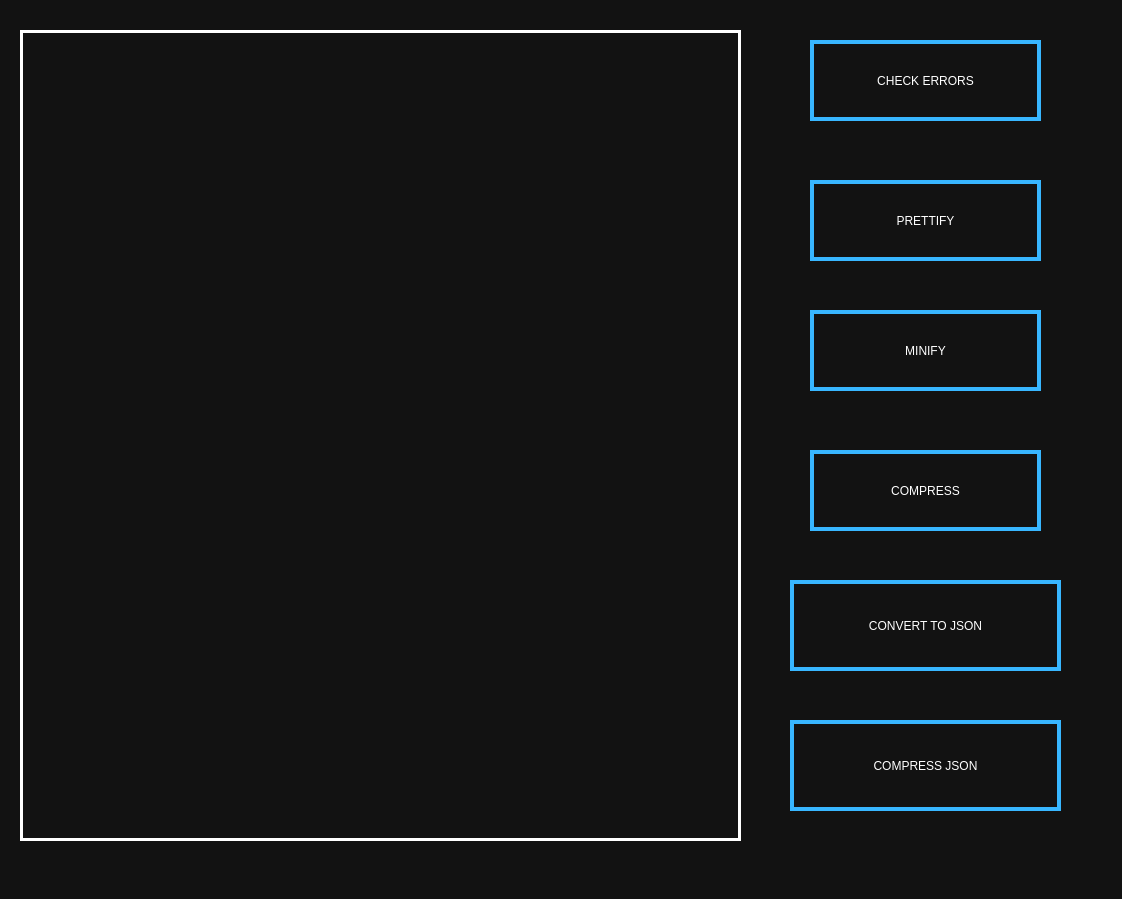
Qt form ui/editor.ui (MoAmrYehia/xml-editor) before a commit.
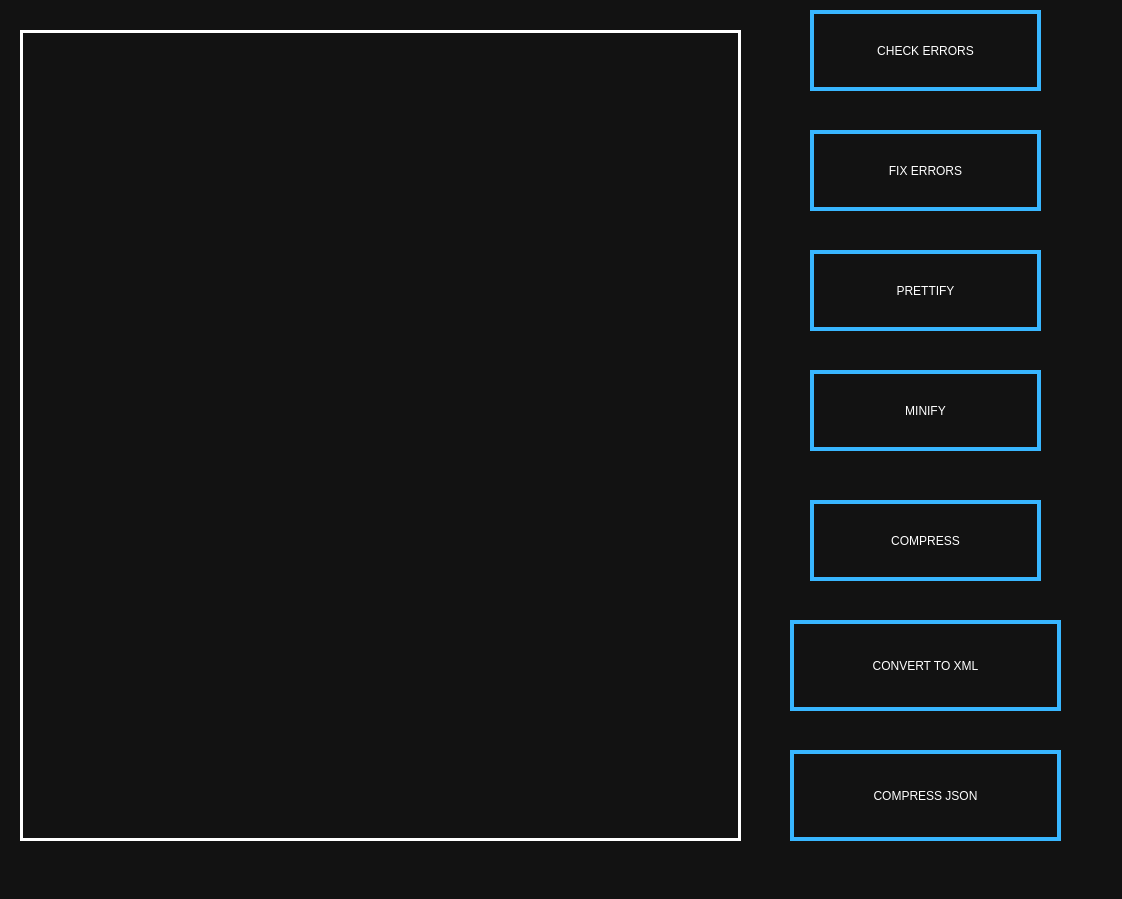
The same form after that commit.

The edit to the form file:
```diff
--- a/ui/editor.ui
+++ b/ui/editor.ui
@@ -21,7 +21,7 @@
     <property name="geometry">
      <rect>
       <x>810</x>
-      <y>40</y>
+      <y>10</y>
       <width>231</width>
       <height>81</height>
      </rect>
@@ -55,7 +55,7 @@
     <property name="geometry">
      <rect>
       <x>810</x>
-      <y>180</y>
+      <y>250</y>
       <width>231</width>
       <height>81</height>
      </rect>
@@ -71,7 +71,7 @@
     <property name="geometry">
      <rect>
       <x>810</x>
-      <y>450</y>
+      <y>500</y>
       <width>231</width>
       <height>81</height>
      </rect>
@@ -87,7 +87,7 @@
     <property name="geometry">
      <rect>
       <x>790</x>
-      <y>580</y>
+      <y>620</y>
       <width>271</width>
       <height>91</height>
      </rect>
@@ -96,14 +96,14 @@
      <string notr="true">background-color: #121212; color:white; font:16pt  solid  &quot;Lato&quot;; border: 4px solid #38B6FF; </string>
     </property>
     <property name="text">
-     <string>CONVERT TO JSON</string>
+     <string>CONVERT TO XML</string>
     </property>
    </widget>
    <widget class="QPushButton" name="pushButton_5">
     <property name="geometry">
      <rect>
       <x>810</x>
-      <y>310</y>
+      <y>370</y>
       <width>231</width>
       <height>81</height>
      </rect>
@@ -119,7 +119,7 @@
     <property name="geometry">
      <rect>
       <x>790</x>
-      <y>720</y>
+      <y>750</y>
       <width>271</width>
       <height>91</height>
      </rect>
@@ -131,6 +131,22 @@
      <string>COMPRESS JSON</string>
     </property>
    </widget>
+   <widget class="QPushButton" name="pushButton_7">
+    <property name="geometry">
+     <rect>
+      <x>810</x>
+      <y>130</y>
+      <width>231</width>
+      <height>81</height>
+     </rect>
+    </property>
+    <property name="styleSheet">
+     <string notr="true">background-color: #121212; color:white; font:16pt  solid  &quot;Lato&quot;; border: 4px solid #38B6FF; </string>
+    </property>
+    <property name="text">
+     <string>FIX ERRORS</string>
+    </property>
+   </widget>
   </widget>
   <widget class="QMenuBar" name="menubar">
    <property name="geometry">
```
